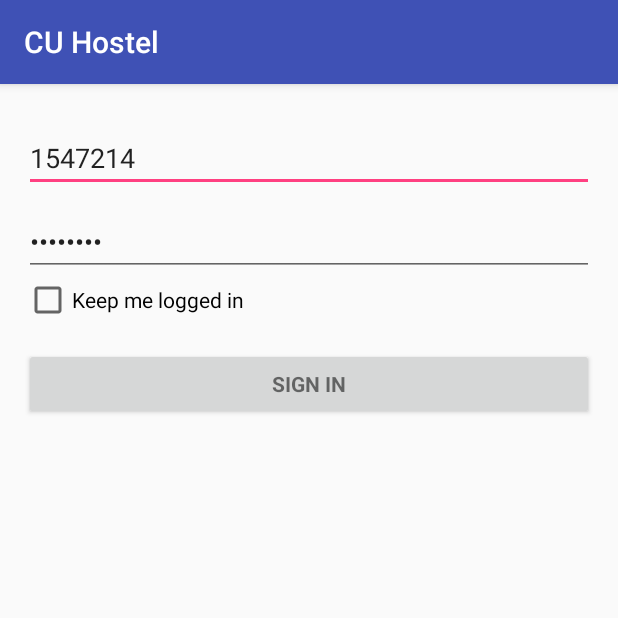
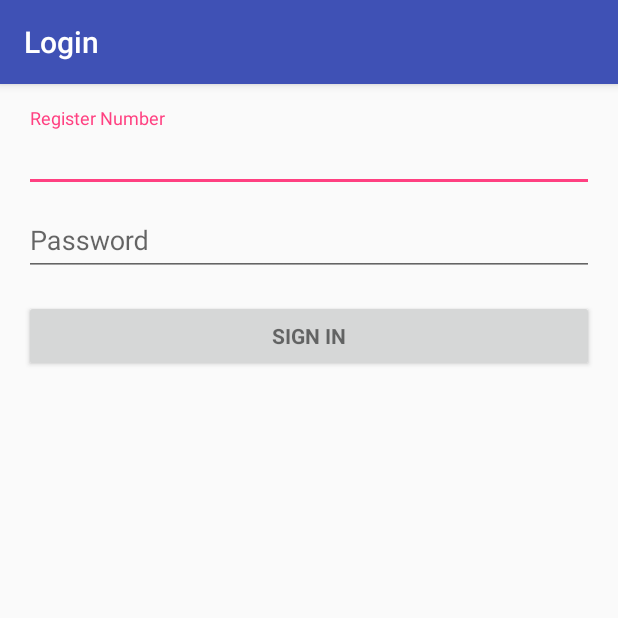
Before and after one commit to lezwon/HostelAttendance, an Android app: the screen it shows after launch (LoginActivity), on a phone screen of 412 x 824 dp, the top half of it. Run offline under Robolectric (Android 15) with nearby library versions, the phone set to English and light mode, and no system bars; our stand-ins replace ButterKnife; libraries missing offline, so code that uses them is left out: com.loopj.android, cz.msebera.android; 3 statements that could not run were skipped.

Commit message:
fixed startup activity issues removed remember me button

```diff
--- a/app/src/main/java/edu/app/hostelattendance/CheckAttendanceActivity.java
+++ b/app/src/main/java/edu/app/hostelattendance/CheckAttendanceActivity.java
@@ -27,32 +27,55 @@ public class CheckAttendanceActivity extends AppCompatActivity implements Compou
     @BindView(R.id.signInText)
     TextView textViewStatus;
 
-
-    @BindView(R.id.switch_alarm)
-    Switch switchAlarm;
+    @BindView(R.id.name)
+    TextView txt_name;
 
     private AlarmManager alarmManager;
     private PendingIntent morningAlarm;
     private PendingIntent eveningAlarm;
     private Calendar morning;
     private Calendar evening;
+    private SharedPreferences sharedPrefs;
 
     @Override
     protected void onCreate(Bundle savedInstanceState) {
         super.onCreate(savedInstanceState);
+
+        sharedPrefs = getSharedPreferences("HostelAttendance", MODE_PRIVATE);
+        String name = sharedPrefs.getString("name",null);
+
+        if (name == null)
+            startActivity(new Intent(this, LoginActivity.class));
+
         setContentView(R.layout.activity_check_attendance);
         ButterKnife.bind(this);
         progressBar = (ProgressBar) findViewById(R.id.indeterminateBar);
-        SharedPreferences sharedPrefs = getSharedPreferences("HostelAttendance", MODE_PRIVATE);
 
 //        LocalBroadcastManager.getInstance(this).registerReceiver(signInHandler, new IntentFilter("check_sign_in"));
-        progressBar.setVisibility(View.GONE);
+        progressBar.setVisibility(View.INVISIBLE);
         progressBar.setIndeterminate(true);
-        switchAlarm.setChecked(sharedPrefs.getBoolean("alarmStatus", false));
-        switchAlarm.setOnCheckedChangeListener(this);
-
         sharedPrefs.registerOnSharedPreferenceChangeListener(sharedPreferenceChangeListener);
 
+        txt_name.setText(name);
+
+    }
+
+    @Override
+    protected void onResume() {
+        super.onResume();
+        String name = sharedPrefs.getString("name",null);
+
+        if (name == null)
+            startActivity(new Intent(this, LoginActivity.class));
+    }
+
+    @Override
+    public void onBackPressed() {
+        super.onBackPressed();
+        Intent intent = new Intent(Intent.ACTION_MAIN);
+        intent.addCategory(Intent.CATEGORY_HOME);
+        intent.setFlags(Intent.FLAG_ACTIVITY_NEW_TASK | Intent.FLAG_ACTIVITY_CLEAR_TASK | Intent.FLAG_ACTIVITY_CLEAR_TOP);
+        startActivity(intent);
     }
 
     private void initializeAlarms(){
@@ -83,6 +106,9 @@ public class CheckAttendanceActivity extends AppCompatActivity implements Compou
     public void logOut(View view){
         PersistentCookieStore persistentCookieStore = new PersistentCookieStore(this);
         persistentCookieStore.clear();
+        SharedPreferences.Editor editor = sharedPrefs.edit();
+        editor.clear();
+        editor.apply();
         startActivity(new Intent(this, LoginActivity.class));
     }
 
@@ -107,7 +133,10 @@ public class CheckAttendanceActivity extends AppCompatActivity implements Compou
     private SharedPreferences.OnSharedPreferenceChangeListener sharedPreferenceChangeListener = new SharedPreferences.OnSharedPreferenceChangeListener() {
         @Override
         public void onSharedPreferenceChanged(SharedPreferences sharedPreferences, String s) {
-            progressBar.setVisibility(View.GONE);
+            progressBar.setVisibility(View.INVISIBLE);
+
+            if(!s.equals("currentTime"))
+                return;
 
             // Get extra data included in the Intent
             String data = sharedPreferences.getString("signInStatus",null);
--- a/app/src/main/java/edu/app/hostelattendance/CheckSignInStatusService.java
+++ b/app/src/main/java/edu/app/hostelattendance/CheckSignInStatusService.java
@@ -99,6 +99,6 @@ public class CheckSignInStatusService extends Service {
 //        AlarmBroadcastReceiver.completeWakefulIntent(intent);
 
         checkStatus();
-        return START_STICKY;
+        return START_NOT_STICKY;
     }
 }
--- a/app/src/main/java/edu/app/hostelattendance/LoginActivity.java
+++ b/app/src/main/java/edu/app/hostelattendance/LoginActivity.java
@@ -2,6 +2,7 @@ package edu.app.hostelattendance;
 
 import android.app.ProgressDialog;
 import android.content.Intent;
+import android.content.SharedPreferences;
 import android.support.annotation.Nullable;
 import android.support.v7.app.AppCompatActivity;
 
@@ -30,14 +31,13 @@ public class LoginActivity extends AppCompatActivity{
     @BindView(R.id.password)
     TextView txt_password;
 
-    @BindView(R.id.rememberMe)
-    CheckBox chk_rememberMe;
 
     private AsyncHttpClient asyncHttpClient = new AsyncHttpClient();
 //    private SyncHttpClient asyncHttpClient = new SyncHttpClient();
     private RequestParams requestParams = new RequestParams();
     private PersistentCookieStore persistentCookieStore ;
     private ProgressDialog progressDialog;
+    private SharedPreferences sharedPreferences;
 
     @Override
     protected void onCreate(@Nullable Bundle savedInstanceState) {
@@ -50,9 +50,27 @@ public class LoginActivity extends AppCompatActivity{
 
         progressDialog = ProgressDialog.show(this,"Please wait...","Initializing Login Page");
         progressDialog.show();
-
+        sharedPreferences = getSharedPreferences("HostelAttendance",MODE_PRIVATE);
         checkUserLoggedIn();
 
+    }
+
+    @Override
+    public void onBackPressed() {
+        super.onBackPressed();
+        Intent intent = new Intent(Intent.ACTION_MAIN);
+        intent.addCategory(Intent.CATEGORY_HOME);
+        intent.setFlags(Intent.FLAG_ACTIVITY_NEW_TASK | Intent.FLAG_ACTIVITY_CLEAR_TASK | Intent.FLAG_ACTIVITY_CLEAR_TOP);
+        startActivity(intent);
+    }
+
+    @Override
+    protected void onResume() {
+        super.onResume();
+        String name = sharedPreferences.getString("name",null);
+
+        if (name != null)
+            startActivity(new Intent(this, CheckAttendanceActivity.class));
     }
 
     private void checkUserLoggedIn() {
@@ -105,10 +123,16 @@ public class LoginActivity extends AppCompatActivity{
                         Element name = doc.select(".name").first();
 
                         if(name != null){
-                            Toast.makeText(LoginActivity.this, name.text(),Toast.LENGTH_SHORT).show();
 
-                            startActivity(new Intent(LoginActivity.this, CheckAttendanceActivity.class));
+                            SharedPreferences.Editor editor = sharedPreferences.edit();
+                            editor.putString("name", name.text());
+                            editor.apply();
+
+                            Intent intent = new Intent(LoginActivity.this, CheckAttendanceActivity.class);
+                            startActivity(intent);
                         }
+                        else
+                            Toast.makeText(LoginActivity.this, "Incorrect Credentials", Toast.LENGTH_LONG).show();
 
                         progressDialog.dismiss();
                     }
--- a/app/src/main/res/layout/activity_login.xml
+++ b/app/src/main/res/layout/activity_login.xml
@@ -31,7 +31,7 @@
                 android:layout_height="wrap_content"
                 android:inputType="number"
                 android:maxLines="1"
-                android:text="1547214"
+                android:hint="Register Number"
                 />
 
             </android.support.design.widget.TextInputLayout>
@@ -47,19 +47,13 @@
                 android:imeActionId="@+id/login"
                 android:imeActionLabel="@string/action_sign_in_short"
                 android:imeOptions="actionUnspecified"
-                android:inputType="textPassword"
+                android:inputType="numberPassword"
                 android:maxLines="1"
-                android:text="51924676"
+                android:hint="Password"
                 />
 
             </android.support.design.widget.TextInputLayout>
 
-            <CheckBox
-                android:id="@+id/rememberMe"
-                android:layout_width="match_parent"
-                android:layout_height="wrap_content"
-                android:text="@string/checkbox_remember"
-            />
 
             <Button
                 android:id="@+id/btn_sign_in"
```
Also changed, not shown: app/src/main/AndroidManifest.xml (+4 -5 lines), app/src/main/res/layout/activity_check_attendance.xml (+23 -27 lines).
